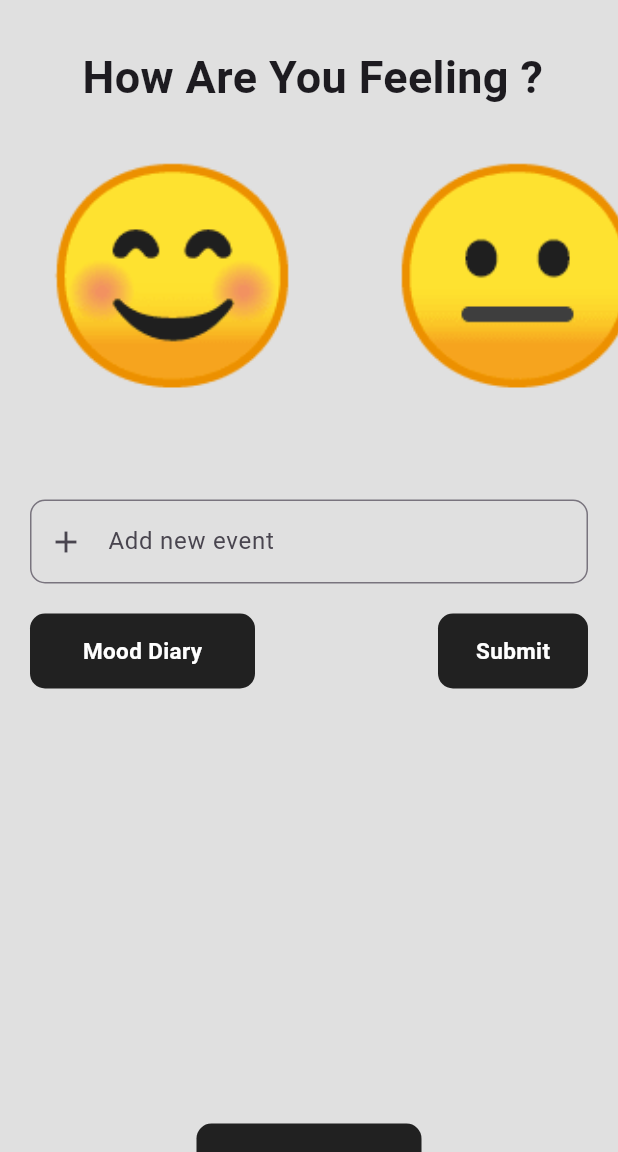
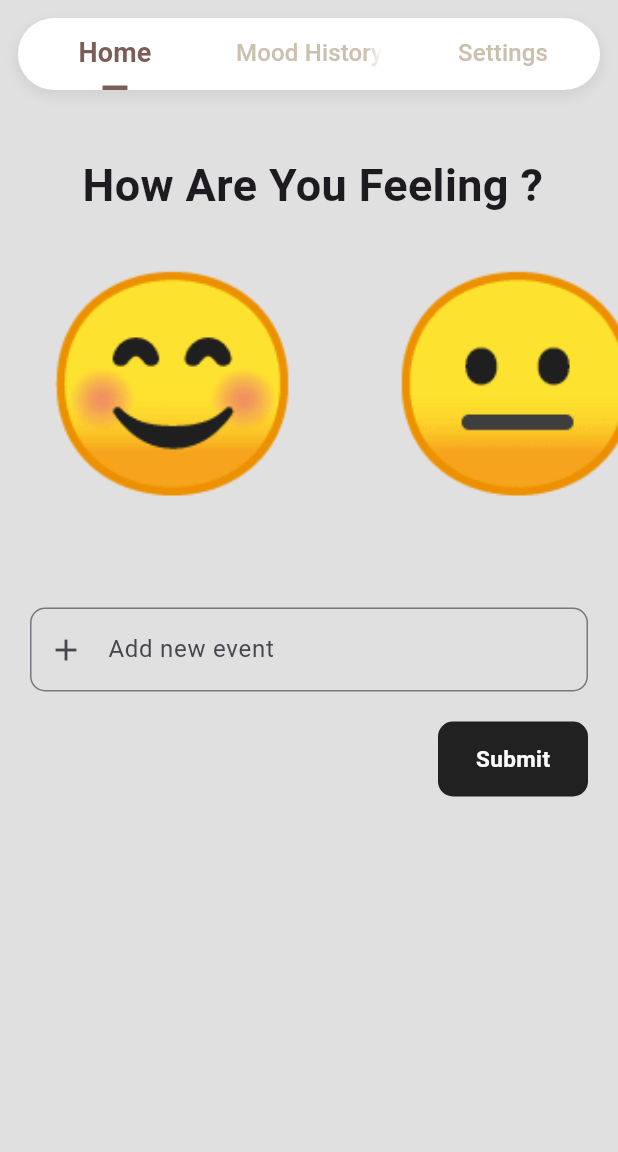
Before and after one commit to Priyadarshan-dev/Mood-Tacker, a Flutter app: the screen it shows once a user with an empty profile is signed in, on a phone screen of 412 x 824 dp, the part 84-1236 px from its top. Run offline on Flutter 3.47's test engine with Material 3 defaults, Android fonts, the phone set to English and light mode, and no system bars; our stand-ins replace cloud_firestore, firebase_auth, firebase_core; accounts and stored records are empty.

Commit message:
Final updates with all files added

```diff
--- a/lib/Auth/auth.dart
+++ b/lib/Auth/auth.dart
@@ -1,23 +1,24 @@
 import 'package:firebase_auth/firebase_auth.dart';
 import 'package:flutter/material.dart';
-import 'package:mood_tracker/Auth/register_page.dart';
-import '../Screens/homepage.dart';
+import 'package:mood_tracker/Components/tab_bar.dart';
+import 'login_page.dart';
 
 class Auth extends StatelessWidget {
   const Auth({super.key});
 
   @override
   Widget build(BuildContext context) {
-    return StreamBuilder(
+    return StreamBuilder<User?>(
       stream: FirebaseAuth.instance.authStateChanges(),
       builder: (context, snapshot) {
-        // user already Logged in
+        if (snapshot.connectionState == ConnectionState.waiting) {
+          return Scaffold(body: Center(child: CircularProgressIndicator()));
+        }
+
         if (snapshot.hasData) {
-          return Homepage();
-        }
-        // user not logged in means
-        else {
-          return RegisterPage();
+          return MyTabBar(); // ✅ If logged in
+        } else {
+          return LoginPage(); // ✅ If logged out
         }
       },
     );
--- a/lib/Auth/login_page.dart
+++ b/lib/Auth/login_page.dart
@@ -2,6 +2,7 @@ import 'package:firebase_auth/firebase_auth.dart';
 import 'package:flutter/material.dart';
 import 'package:mood_tracker/Auth/register_page.dart';
 import 'package:mood_tracker/Components/loginpage_textfield.dart';
+import 'package:mood_tracker/Components/tab_bar.dart';
 import 'package:mood_tracker/Screens/homepage.dart';
 
 class LoginPage extends StatefulWidget {
@@ -71,7 +72,7 @@ class _LoginPageState extends State<LoginPage> {
                 );
                 Navigator.push(
                   context,
-                  MaterialPageRoute(builder: (context) => Homepage()),
+                  MaterialPageRoute(builder: (context) => MyTabBar()),
                 );
               } catch (e) {
                 ScaffoldMessenger.of(context).showSnackBar(
--- /dev/null
+++ b/lib/Components/tab_bar.dart
@@ -0,0 +1,81 @@
+import 'package:flutter/material.dart';
+import 'package:mood_tracker/Screens/homepage.dart';
+import 'package:mood_tracker/Screens/mood_history.dart';
+import 'package:mood_tracker/Screens/settings_page.dart';
+
+class MyTabBar extends StatefulWidget {
+  const MyTabBar({super.key});
+
+  @override
+  State<MyTabBar> createState() => _MyTabBarState();
+}
+
+class _MyTabBarState extends State<MyTabBar> {
+  @override
+  Widget build(BuildContext context) {
+    return DefaultTabController(
+      length: 3,
+      child: Scaffold(
+        backgroundColor: Colors.grey.shade300,
+        appBar: AppBar(
+          backgroundColor: Colors.grey.shade900,
+          title: Text(
+            "M o o d T r a c k e r",
+            style: TextStyle(color: Colors.white, fontWeight: FontWeight.bold),
+          ),
+          centerTitle: true,
+        ),
+        body: Container(
+          color: Colors.grey.shade300,
+          child: Column(
+            children: [
+              Container(
+                decoration: BoxDecoration(
+                  color: Colors.white,
+                  borderRadius: BorderRadius.circular(30),
+                  boxShadow: [
+                    BoxShadow(
+                      color: Colors.grey.withOpacity(0.2),
+                      spreadRadius: 2,
+                      blurRadius: 5,
+                      offset: Offset(0, 3),
+                    ),
+                  ],
+                ),
+                margin: EdgeInsets.all(12),
+                child: TabBar(
+                  indicator: UnderlineTabIndicator(
+                    borderSide: BorderSide(width: 3, color: Color(0xFF7B5E57)),
+                    insets: EdgeInsets.symmetric(horizontal: 16),
+                  ),
+                  labelColor: Color(0xFF7B5E57),
+                  unselectedLabelColor: Color(0xFFCBBFAD),
+                  labelStyle: TextStyle(
+                    fontSize: 18,
+                    fontWeight: FontWeight.w600,
+                  ),
+                  unselectedLabelStyle: TextStyle(
+                    fontSize: 16,
+                    fontWeight: FontWeight.w500,
+                  ),
+                  indicatorColor: Colors.transparent,
+                  dividerColor: Colors.transparent,
+                  tabs: [
+                    Tab(text: "Home"),
+                    Tab(text: "Mood History"),
+                    Tab(text: "Settings"),
+                  ],
+                ),
+              ),
+              Expanded(
+                child: TabBarView(
+                  children: [Homepage(), MoodHistory(), SettingsPage()],
+                ),
+              ),
+            ],
+          ),
+        ),
+      ),
+    );
+  }
+}
--- a/lib/Screens/homepage.dart
+++ b/lib/Screens/homepage.dart
@@ -1,11 +1,7 @@
-import 'package:firebase_auth/firebase_auth.dart';
 import 'package:flutter/material.dart';
-import 'package:mood_tracker/Auth/register_page.dart';
 import 'package:mood_tracker/Components/add_event_textfield.dart';
 import 'package:mood_tracker/Provider/mood_events.dart';
-import 'package:mood_tracker/Screens/mood_history.dart';
 import 'package:provider/provider.dart';
-
 import '../Models/mood_model.dart';
 
 class Homepage extends StatefulWidget {
@@ -25,18 +21,6 @@ class _HomepageState extends State<Homepage> {
       builder:
           (context, event, child) => Scaffold(
             backgroundColor: Colors.grey.shade300,
-            appBar: AppBar(
-              backgroundColor: Colors.grey.shade900,
-              title: Text(
-                "M o o d T r a c k e r",
-                style: TextStyle(
-                  color: Colors.white,
-                  fontWeight: FontWeight.bold,
-                ),
-              ),
-              centerTitle: true,
-            ),
-
             body: SingleChildScrollView(
               padding: EdgeInsets.only(
                 bottom: MediaQuery.of(context).viewInsets.bottom,
@@ -105,39 +89,8 @@ class _HomepageState extends State<Homepage> {
                   ),
                   SizedBox(height: 20),
                   Row(
-                    mainAxisAlignment: MainAxisAlignment.spaceBetween,
+                    mainAxisAlignment: MainAxisAlignment.end,
                     children: [
-                      GestureDetector(
-                        onTap: () {
-                          Navigator.push(
-                            context,
-                            MaterialPageRoute(
-                              builder: (context) => MoodHistory(),
-                            ),
-                          );
-                        },
-                        child: Padding(
-                          padding: const EdgeInsets.symmetric(horizontal: 20),
-                          child: Container(
-                            decoration: BoxDecoration(
-                              borderRadius: BorderRadius.circular(10),
-                              color: Colors.grey.shade900,
-                            ),
-                            height: 50,
-                            width: 150,
-                            child: Center(
-                              child: Text(
-                                "Mood Diary",
-                                style: TextStyle(
-                                  fontSize: 15,
-                                  fontWeight: FontWeight.bold,
-                                  color: Colors.white,
-                                ),
-                              ),
-                            ),
-                          ),
-                        ),
-                      ),
                       GestureDetector(
                         onTap: () {
                           final moodNote = controller.text.trim();
@@ -150,6 +103,11 @@ class _HomepageState extends State<Homepage> {
                             event.addMood(moodObj);
                             controller.clear();
                           }
+                          setState(() {
+                            ScaffoldMessenger.of(context).showSnackBar(
+                              SnackBar(content: Text("Added To Mood History")),
+                            );
+                          });
                         },
                         child: Padding(
                           padding: const EdgeInsets.symmetric(horizontal: 20),
@@ -176,34 +134,6 @@ class _HomepageState extends State<Homepage> {
                     ],
                   ),
                   SizedBox(height: 290),
-                  Row(
-                    mainAxisAlignment: MainAxisAlignment.center,
-                    children: [
-                      GestureDetector(
-                        onTap: () async {
-                          await FirebaseAuth.instance.signOut();
-                        },
-                        child: Container(
-                          decoration: BoxDecoration(
-                            borderRadius: BorderRadius.circular(10),
-                            color: Colors.grey.shade900,
-                          ),
-                          height: 50,
-                          width: 150,
-                          child: Center(
-                            child: Text(
-                              "Logout",
-                              style: TextStyle(
-                                fontSize: 15,
-                                fontWeight: FontWeight.bold,
-                                color: Colors.white,
-                              ),
-                            ),
-                          ),
-                        ),
-                      ),
-                    ],
-                  ),
                 ],
               ),
             ),
--- a/lib/Screens/mood_history.dart
+++ b/lib/Screens/mood_history.dart
@@ -16,11 +16,6 @@ class MoodHistory extends StatelessWidget {
         .orderBy("timestamp", descending: true);
 
     return Scaffold(
-      appBar: AppBar(
-        title: Text("Mood Diary", style: TextStyle(color: Colors.white)),
-        centerTitle: true,
-        backgroundColor: Colors.grey.shade900,
-      ),
       backgroundColor: Colors.grey.shade300,
       body: StreamBuilder<QuerySnapshot>(
         stream: moodsRef.snapshots(),
--- /dev/null
+++ b/lib/Screens/settings_page.dart
@@ -0,0 +1,50 @@
+import 'package:firebase_auth/firebase_auth.dart';
+import 'package:flutter/material.dart';
+
+class SettingsPage extends StatefulWidget {
+  const SettingsPage({super.key});
+
+  @override
+  State<SettingsPage> createState() => _SettingsPageState();
+}
+
+class _SettingsPageState extends State<SettingsPage> {
+  @override
+  Widget build(BuildContext context) {
+    return Row(
+      mainAxisAlignment: MainAxisAlignment.center,
+      children: [
+        GestureDetector(
+          onTap: () async {
+            await FirebaseAuth.instance.signOut();
+            // Go back to the root (Auth widget will take care of redirecting)
+            Navigator.of(
+              context,
+            ).popUntil((route) => route.isFirst);
+            ScaffoldMessenger.of(context).showSnackBar(
+              SnackBar(content: Text("Logged Out")),
+            );
+          },
+          child: Container(
+            decoration: BoxDecoration(
+              borderRadius: BorderRadius.circular(10),
+              color: Colors.grey.shade900,
+            ),
+            height: 50,
+            width: 150,
+            child: Center(
+              child: Text(
+                "Logout",
+                style: TextStyle(
+                  fontSize: 15,
+                  fontWeight: FontWeight.bold,
+                  color: Colors.white,
+                ),
+              ),
+            ),
+          ),
+        ),
+      ],
+    );
+  }
+}
```
